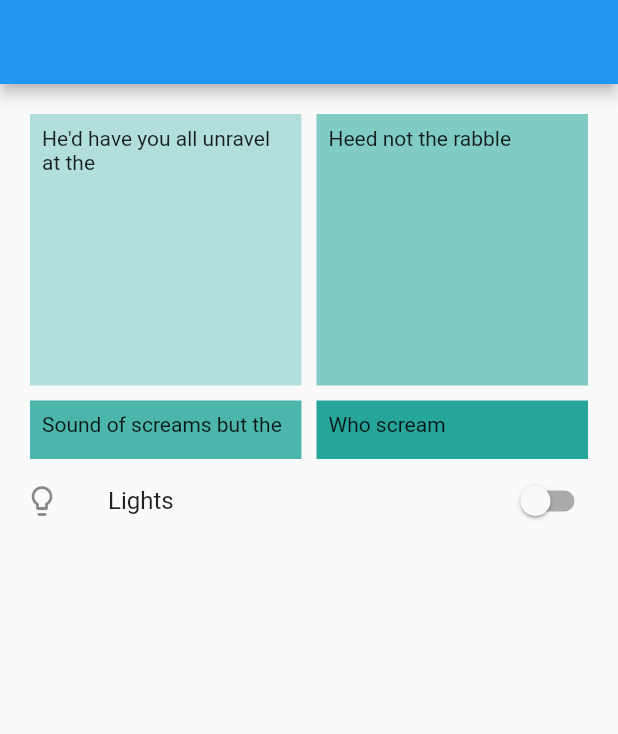
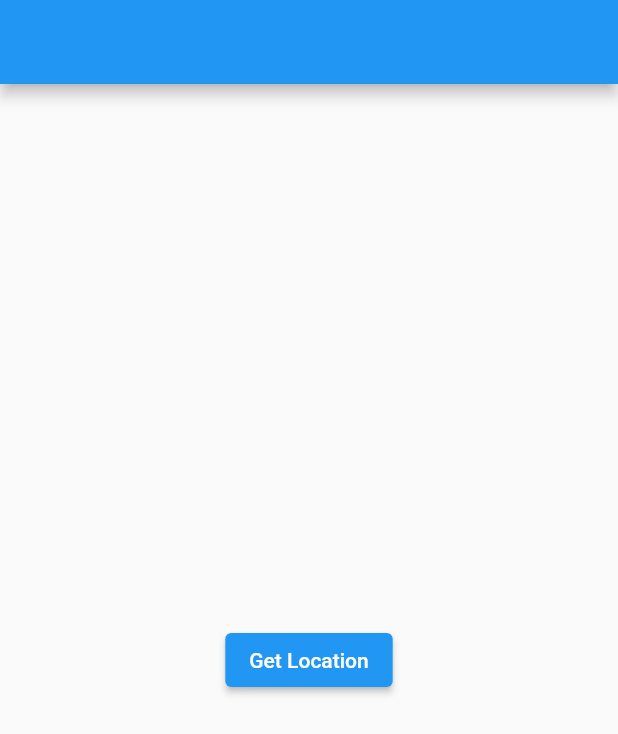
Before and after one commit to AhmedHassanHamid/100DaysOfCode, a Flutter app: the screen it shows after launch, on a phone screen of 412 x 824 dp. Shown: the top 734 px of the screen. Run offline on Flutter 3.47's test engine with Material 2 defaults, Android fonts, the phone set to English and light mode, and no system bars; our stand-ins replace convert, location.

Commit message:
day 44
• location

```diff
--- /dev/null
+++ b/lib/day44.dart
@@ -0,0 +1,55 @@
+import 'package:flutter/material.dart';
+import 'package:location/location.dart';
+
+class Day44 extends StatefulWidget {
+  Day44({Key? key}) : super(key: key);
+
+  @override
+  State<Day44> createState() => _Day44State();
+}
+
+class _Day44State extends State<Day44> {
+  Location location = new Location();
+  bool? serviceEnabled;
+  PermissionStatus? permissionGranted;
+  LocationData? locationData;
+  bool isListenLocation = false, isGetLocation = false;
+
+  @override
+  Widget build(BuildContext context) {
+    return Scaffold(
+      appBar: AppBar(),
+      body: Center(
+        child: Column(
+          crossAxisAlignment: CrossAxisAlignment.center,
+          mainAxisAlignment: MainAxisAlignment.center,
+          children: [
+            ElevatedButton(onPressed: () async{
+              serviceEnabled = await location.serviceEnabled();
+              if(!serviceEnabled!) {
+                serviceEnabled = await location.requestService();
+                if(serviceEnabled!) return;
+              }
+
+              permissionGranted = await location.hasPermission();
+              if(permissionGranted! == PermissionStatus.denied) {
+                permissionGranted = await location.requestPermission();
+                if(permissionGranted! != PermissionStatus.granted) return;
+              }
+              locationData = await location.getLocation();
+              setState(() {
+                isGetLocation = true;
+              });
+
+
+            }, child: Text('Get Location')),
+            isGetLocation
+                ? Text(
+                    'Location: ${locationData!.latitude}/${locationData!.longitude}')
+                : Container()
+          ],
+        ),
+      ),
+    );
+  }
+}
--- a/lib/main.dart
+++ b/lib/main.dart
@@ -42,6 +42,7 @@ import 'package:i100daysofcodei/day40.dart';
 import 'package:i100daysofcodei/day41.dart';
 import 'package:i100daysofcodei/day42.dart';
 import 'package:i100daysofcodei/day43.dart';
+import 'package:i100daysofcodei/day44.dart';
 
 void main() {
   runApp(const MyApp());
@@ -59,7 +60,7 @@ class MyApp extends StatelessWidget {
       theme: ThemeData(
         primarySwatch: Colors.blue,
       ),
-      home: Day43(),
+      home: Day44(),
     );
   }
 }
--- a/pubspec.yaml
+++ b/pubspec.yaml
@@ -33,6 +33,7 @@ dependencies:
     sdk: flutter
   http: ^0.13.5
   convert: ^3.1.1
+  location: ^4.4.0
 
 
   # The following adds the Cupertino Icons font to your application.
```
Also changed, not shown: pubspec.lock, 2 other files.
